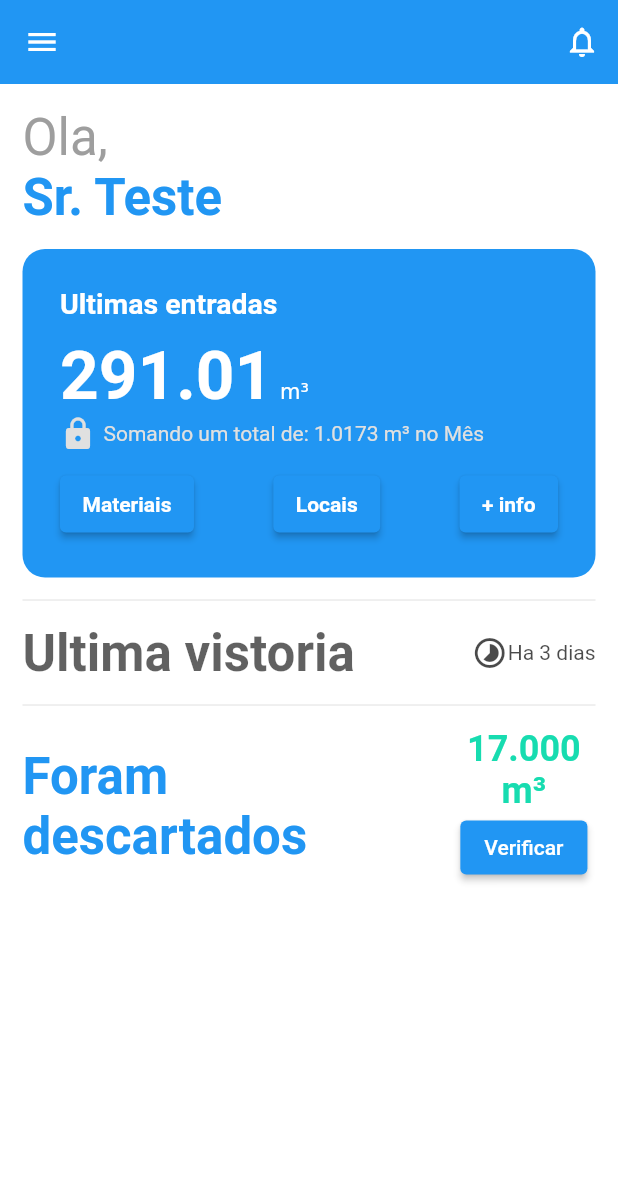
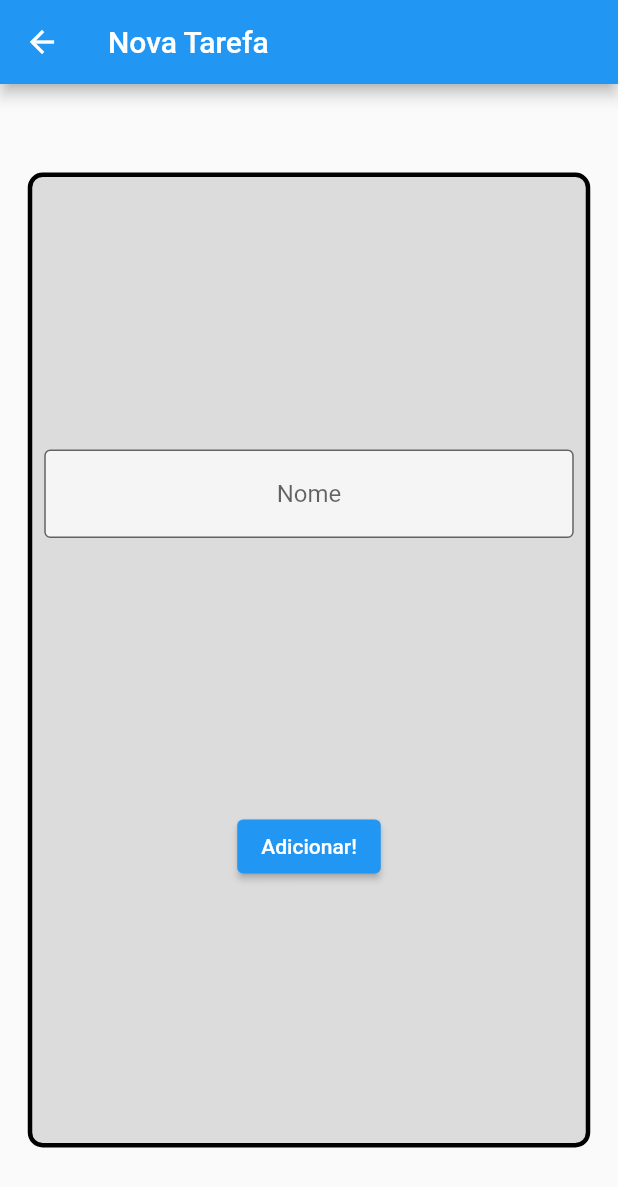
Before and after one commit to bentesf/macro_projeto, a Flutter app: the HomePage screen opened directly, after a tap on "Materiais", on a phone screen of 412 x 824 dp. Shown: the top 1187 px of the screen. Run offline on Flutter 3.47's test engine with Material 2 defaults, Android fonts, the phone set to English and light mode, and no system bars; our stand-ins replace google_fonts, sqflite; accounts and stored records are empty.

Commit message:
form e model produto

```diff
--- /dev/null
+++ b/lib/Modulos/form/form_screen.dart
@@ -0,0 +1,109 @@
+import 'package:flutter/material.dart';
+import 'package:macro_projeto/Modulos/database/base.dart';
+import 'package:macro_projeto/shared/models/user_model.dart';
+
+class FormScreen extends StatefulWidget {
+  const FormScreen({Key? key, required this.taskContext}) : super(key: key);
+
+  final BuildContext taskContext;
+
+  @override
+  State<FormScreen> createState() => _FormScreenState();
+}
+
+class _FormScreenState extends State<FormScreen> {
+  TextEditingController nameController = TextEditingController();
+  TextEditingController emailController = TextEditingController();
+  TextEditingController senhaController = TextEditingController();
+  TextEditingController perfilController = TextEditingController();
+
+  final _formKey = GlobalKey<FormState>();
+
+  bool valueValidator(String? value) {
+    if (value != null && value.isEmpty) {
+      return true;
+    }
+    return false;
+  }
+
+  bool difficultyValidator(String? value) {
+    if (value != null && value.isEmpty) {
+      if (int.parse(value) > 5 || int.parse(value) < 1) {
+        return true;
+      }
+    }
+    return false;
+  }
+
+  @override
+  Widget build(BuildContext context) {
+    return Form(
+      key: _formKey,
+      child: Scaffold(
+        appBar: AppBar(
+          title: const Text('Nova Tarefa'),
+        ),
+        body: Center(
+          child: SingleChildScrollView(
+            child: Container(
+              height: 650,
+              width: 375,
+              decoration: BoxDecoration(
+                color: Colors.black12,
+                borderRadius: BorderRadius.circular(10),
+                border: Border.all(width: 3),
+              ),
+              child: Column(
+                mainAxisAlignment: MainAxisAlignment.spaceEvenly,
+                crossAxisAlignment: CrossAxisAlignment.center,
+                children: [
+                  Padding(
+                    padding: const EdgeInsets.all(8.0),
+                    child: TextFormField(
+                      validator: (String? value) {
+                        if (valueValidator(value)) {
+                          return 'Insira seu nome';
+                        }
+                        return null;
+                      },
+                      controller: nameController,
+                      textAlign: TextAlign.center,
+                      decoration: const InputDecoration(
+                        border: OutlineInputBorder(),
+                        hintText: 'Nome',
+                        fillColor: Colors.white70,
+                        filled: true,
+                      ),
+                    ),
+                  ),
+                  ElevatedButton(
+                    onPressed: () {
+                      if (_formKey.currentState!.validate()) {
+                        // print(nameController.text);
+                        // print(difficultyController.text);
+                        // print(imageController.text);
+                        ContactDao().save(Usuario(
+                            nameController.text,
+                            emailController.text,
+                            senhaController.text,
+                            perfilController.text,
+                            ));
+                        ScaffoldMessenger.of(context).showSnackBar(
+                          const SnackBar(
+                            content: Text('Criando uma nova Tarefa'),
+                          ),
+                        );
+                        Navigator.pop(context);
+                      }
+                    },
+                    child: const Text('Adicionar!'),
+                  ),
+                ],
+              ),
+            ),
+          ),
+        ),
+      ),
+    );
+  }
+}
--- a/lib/Modulos/home/home_page.dart
+++ b/lib/Modulos/home/home_page.dart
@@ -1,4 +1,5 @@
 import 'package:flutter/material.dart';
+import 'package:macro_projeto/Modulos/form/form_screen.dart';
 import 'package:macro_projeto/Modulos/home/home_controller.dart';
 // import 'package:macro_projeto/temas/app_colors.dart';
 // import 'package:macro_projeto/temas/app_images.dart';
@@ -125,8 +126,17 @@ class _HomePageState extends State<HomePage> {
                                 const TextStyle(
                                     fontSize: 14, color: Colors.white))),
                         onPressed: () {
-                          setState(() {});
-                        },
+          Navigator.push(
+            context,
+            MaterialPageRoute(
+              builder: (contextNew) => FormScreen(
+                taskContext: context,
+              ),
+            ),
+          ).then((value) => setState(() {
+                print('Recarregando a tela inicial');
+              }));
+        },
                         child: const Text(
                           'Materiais',
                           style: TextStyle(
```
Also changed, not shown: lib/Modulos/database/produto_base.dart (added, +117 -0 lines), lib/shared/models/produto_model.dart (+14 -2 lines).
